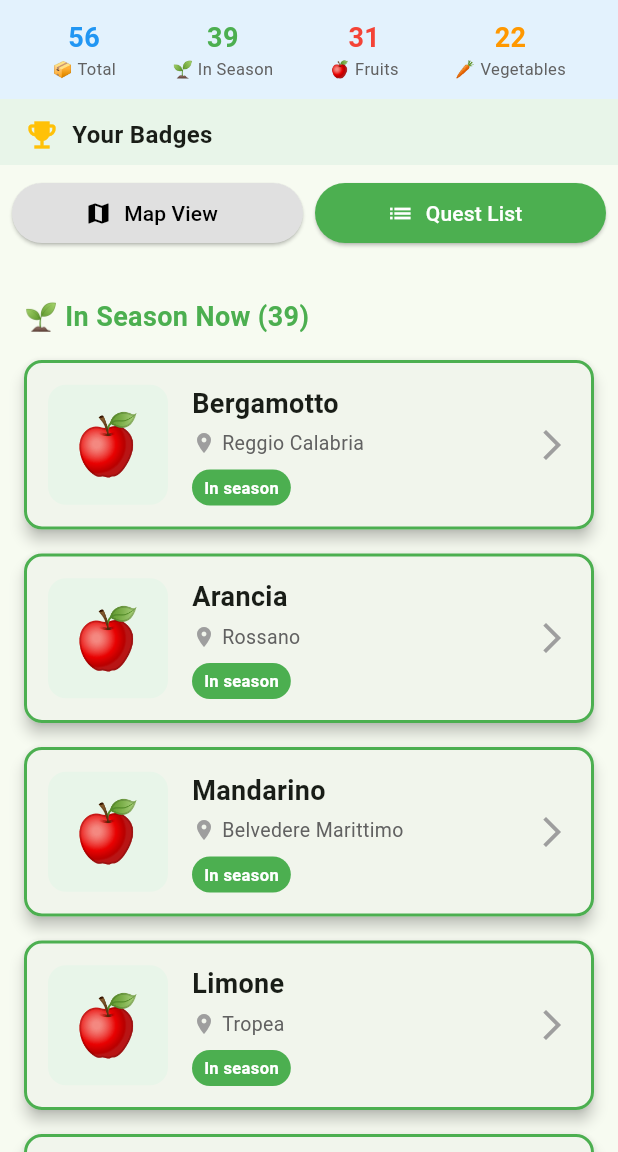
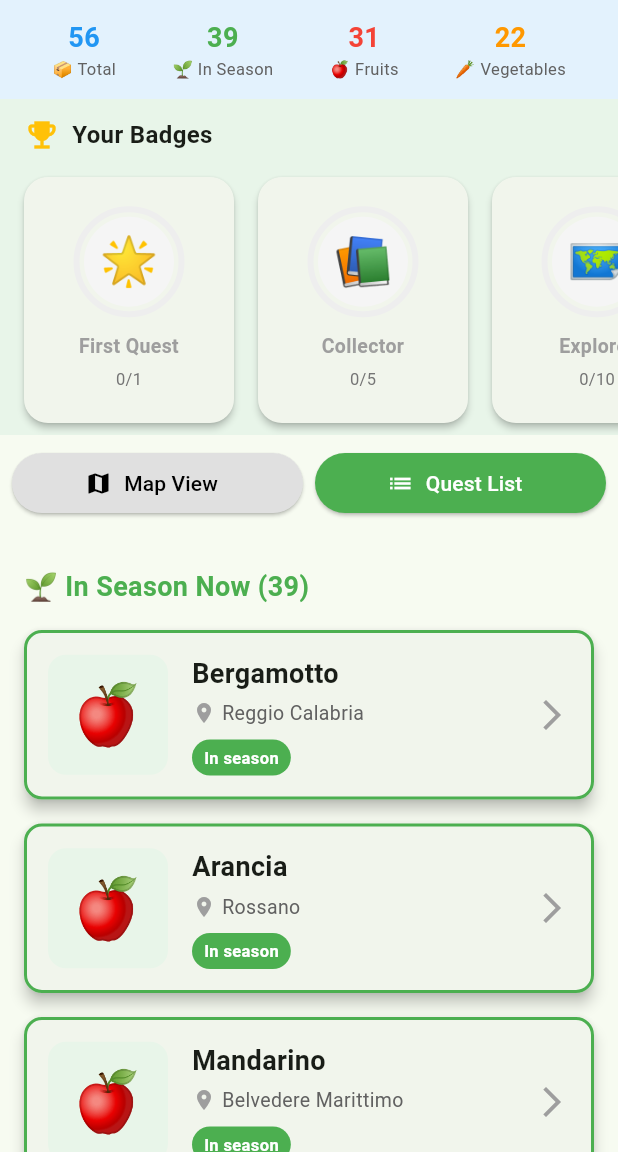
Before and after one commit to Gianpy99/Fellowship_of_Seasonal_Explorers, a Flutter app: the screen it shows after launch, on a phone screen of 412 x 824 dp, the part 84-1236 px from its top. Run offline on Flutter 3.47's test engine with Material 3 defaults, Android fonts, the phone set to English and light mode, and no system bars; our stand-ins replace google_maps_flutter; missing offline and left inert: dart:html; network calls fail.

Commit message:
✨ Restore: bring back beautiful badge system with showcase
- Restored lib/widgets/badge_widget.dart from git history
- BadgeWidget: circular progress indicator, emoji/icon, progress tracking
- BadgeShowcase: horizontal scrollable badge carousel with tap-to-detail modals
- Integrated into home_screen: 4 sample badges (First Quest, Collector, Explorer, Master)
- Badges show progress toward unlocking requirements
- Tap badges to see details in modal dialog

```diff
--- a/seasonal_quest_app/lib/screens/home_screen.dart
+++ b/seasonal_quest_app/lib/screens/home_screen.dart
@@ -2,8 +2,10 @@ import 'package:flutter/material.dart';
 import 'package:google_maps_flutter/google_maps_flutter.dart';
 import '../models/quest.dart';
 import '../models/user_progress.dart';
+import '../models/badge.dart' as badge_model;
 import '../services/quest_service.dart';
 import '../widgets/quest_card.dart';
+import '../widgets/badge_widget.dart';
 import 'quest_detail_screen.dart';
 
 /// Main home screen with Google Maps and quest list
@@ -189,7 +191,11 @@ class _HomeScreenState extends State<HomeScreen> {
                     ],
                   ),
                 ),
-                // Badge showcase (coming soon)
+                // Badge showcase
+                BadgeShowcase(
+                  badges: _generateBadges(),
+                  progressMap: _generateProgressMap(),
+                ),
               ],
             ),
           ),
@@ -331,4 +337,64 @@ class _HomeScreenState extends State<HomeScreen> {
       ],
     );
   }
+
+  /// Generate sample badges for demonstration
+  List<badge_model.Badge> _generateBadges() {
+    final completedCount = _userProgress.completedQuestIds.length;
+
+    return [
+      badge_model.Badge(
+        id: 'first-quest',
+        name: 'First Quest',
+        description: 'Complete your first seasonal quest',
+        icon: '🌟',
+        type: badge_model.BadgeType.collector,
+        requirementCount: 1,
+        isUnlocked: completedCount >= 1,
+        unlockedAt: completedCount >= 1 ? DateTime.now().subtract(Duration(days: 5)) : null,
+      ),
+      badge_model.Badge(
+        id: 'collector',
+        name: 'Collector',
+        description: 'Complete 5 seasonal quests',
+        icon: '📚',
+        type: badge_model.BadgeType.collector,
+        requirementCount: 5,
+        isUnlocked: completedCount >= 5,
+        unlockedAt: completedCount >= 5 ? DateTime.now().subtract(Duration(days: 2)) : null,
+      ),
+      badge_model.Badge(
+        id: 'explorer',
+        name: 'Explorer',
+        description: 'Complete 10 seasonal quests',
+        icon: '🗺️',
+        type: badge_model.BadgeType.explorer,
+        requirementCount: 10,
+        isUnlocked: completedCount >= 10,
+        unlockedAt: completedCount >= 10 ? DateTime.now() : null,
+      ),
+      badge_model.Badge(
+        id: 'master',
+        name: 'Master',
+        description: 'Complete all quests',
+        icon: '👑',
+        type: badge_model.BadgeType.master,
+        requirementCount: _quests.length,
+        isUnlocked: completedCount >= _quests.length,
+        unlockedAt: completedCount >= _quests.length ? DateTime.now() : null,
+      ),
+    ];
+  }
+
+  /// Generate progress map for badges
+  Map<String, int> _generateProgressMap() {
+    final completedCount = _userProgress.completedQuestIds.length;
+
+    return {
+      'first-quest': completedCount,
+      'collector': completedCount,
+      'explorer': completedCount,
+      'master': completedCount,
+    };
+  }
 }
--- /dev/null
+++ b/seasonal_quest_app/lib/widgets/badge_widget.dart
@@ -0,0 +1,211 @@
+import 'package:flutter/material.dart';
+import '../models/badge.dart' as models;
+
+/// Reusable widget for displaying achievement badges
+class BadgeWidget extends StatelessWidget {
+  final models.Badge badge;
+  final int currentProgress; // Number of quests completed for this badge
+  final VoidCallback? onTap;
+
+  const BadgeWidget({
+    super.key,
+    required this.badge,
+    required this.currentProgress,
+    this.onTap,
+  });
+
+  @override
+  Widget build(BuildContext context) {
+    final progressPercentage = (currentProgress / badge.requirementCount).clamp(0.0, 1.0);
+
+    return Card(
+      elevation: badge.isUnlocked ? 6 : 2,
+      margin: EdgeInsets.all(8),
+      shape: RoundedRectangleBorder(
+        borderRadius: BorderRadius.circular(16),
+      ),
+      child: InkWell(
+        onTap: onTap,
+        borderRadius: BorderRadius.circular(16),
+        child: Container(
+          width: 140,
+          padding: EdgeInsets.all(16),
+          child: Column(
+            mainAxisAlignment: MainAxisAlignment.center,
+            children: [
+              // Badge Icon
+              Stack(
+                alignment: Alignment.center,
+                children: [
+                  // Background circle with progress
+                  SizedBox(
+                    width: 70,
+                    height: 70,
+                    child: CircularProgressIndicator(
+                      value: progressPercentage,
+                      strokeWidth: 4,
+                      backgroundColor: Colors.grey.shade200,
+                      valueColor: AlwaysStoppedAnimation<Color>(
+                        badge.isUnlocked ? Colors.amber : Colors.blue,
+                      ),
+                    ),
+                  ),
+                  // Icon/Emoji
+                  Container(
+                    width: 60,
+                    height: 60,
+                    decoration: BoxDecoration(
+                      color: badge.isUnlocked
+                          ? Colors.amber.shade50
+                          : Colors.grey.shade100,
+                      shape: BoxShape.circle,
+                    ),
+                    child: Center(
+                      child: Text(
+                        badge.icon,
+                        style: TextStyle(
+                          fontSize: 32,
+                          color: badge.isUnlocked ? null : Colors.grey,
+                        ),
+                      ),
+                    ),
+                  ),
+                  // Checkmark if unlocked
+                  if (badge.isUnlocked)
+                    Positioned(
+                      bottom: 0,
+                      right: 0,
+                      child: Container(
+                        width: 24,
+                        height: 24,
+                        decoration: BoxDecoration(
+                          color: Colors.green,
+                          shape: BoxShape.circle,
+                          border: Border.all(color: Colors.white, width: 2),
+                        ),
+                        child: Icon(
+                          Icons.check,
+                          size: 14,
+                          color: Colors.white,
+                        ),
+                      ),
+                    ),
+                ],
+              ),
+              SizedBox(height: 12),
+
+              // Badge Name
+              Text(
+                badge.name,
+                textAlign: TextAlign.center,
+                style: TextStyle(
+                  fontSize: 13,
+                  fontWeight: FontWeight.bold,
+                  color: badge.isUnlocked ? Colors.black : Colors.grey,
+                ),
+                maxLines: 2,
+                overflow: TextOverflow.ellipsis,
+              ),
+              SizedBox(height: 4),
+
+              // Progress Text
+              Text(
+                badge.isUnlocked
+                    ? 'Unlocked!'
+                    : '$currentProgress/${badge.requirementCount}',
+                style: TextStyle(
+                  fontSize: 11,
+                  color: badge.isUnlocked ? Colors.green : Colors.grey.shade600,
+                ),
+              ),
+            ],
+          ),
+        ),
+      ),
+    );
+  }
+}
+
+/// Horizontal scrollable badge showcase
+class BadgeShowcase extends StatelessWidget {
+  final List<models.Badge> badges;
+  final Map<String, int> progressMap; // badgeId -> currentProgress
+
+  const BadgeShowcase({
+    super.key,
+    required this.badges,
+    required this.progressMap,
+  });
+
+  @override
+  Widget build(BuildContext context) {
+    return Container(
+      height: 180,
+      child: ListView.builder(
+        scrollDirection: Axis.horizontal,
+        padding: EdgeInsets.symmetric(horizontal: 8),
+        itemCount: badges.length,
+        itemBuilder: (context, index) {
+          final badge = badges[index];
+          final progress = progressMap[badge.id] ?? 0;
+
+          return BadgeWidget(
+            badge: badge,
+            currentProgress: progress,
+            onTap: () {
+              // Show badge detail dialog
+              showDialog(
+                context: context,
+                builder: (context) => AlertDialog(
+                  title: Row(
+                    children: [
+                      Text(badge.icon, style: TextStyle(fontSize: 32)),
+                      SizedBox(width: 12),
+                      Expanded(
+                        child: Text(
+                          badge.name,
+                          style: TextStyle(fontSize: 18),
+                        ),
+                      ),
+                    ],
+                  ),
+                  content: Column(
+                    mainAxisSize: MainAxisSize.min,
+                    crossAxisAlignment: CrossAxisAlignment.start,
+                    children: [
+                      Text(badge.description),
+                      SizedBox(height: 16),
+                      LinearProgressIndicator(
+                        value: (progress / badge.requirementCount).clamp(0.0, 1.0),
+                        backgroundColor: Colors.grey.shade200,
+                        valueColor: AlwaysStoppedAnimation<Color>(
+                          badge.isUnlocked ? Colors.green : Colors.blue,
+                        ),
+                      ),
+                      SizedBox(height: 8),
+                      Text(
+                        badge.isUnlocked
+                            ? '✅ Unlocked on ${badge.unlockedAt?.toString().split(' ')[0]}'
+                            : 'Progress: $progress/${badge.requirementCount}',
+                        style: TextStyle(
+                          fontSize: 13,
+                          color: badge.isUnlocked ? Colors.green : Colors.grey,
+                        ),
+                      ),
+                    ],
+                  ),
+                  actions: [
+                    TextButton(
+                      onPressed: () => Navigator.of(context).pop(),
+                      child: Text('Close'),
+                    ),
+                  ],
+                ),
+              );
+            },
+          );
+        },
+      ),
+    );
+  }
+}
```
